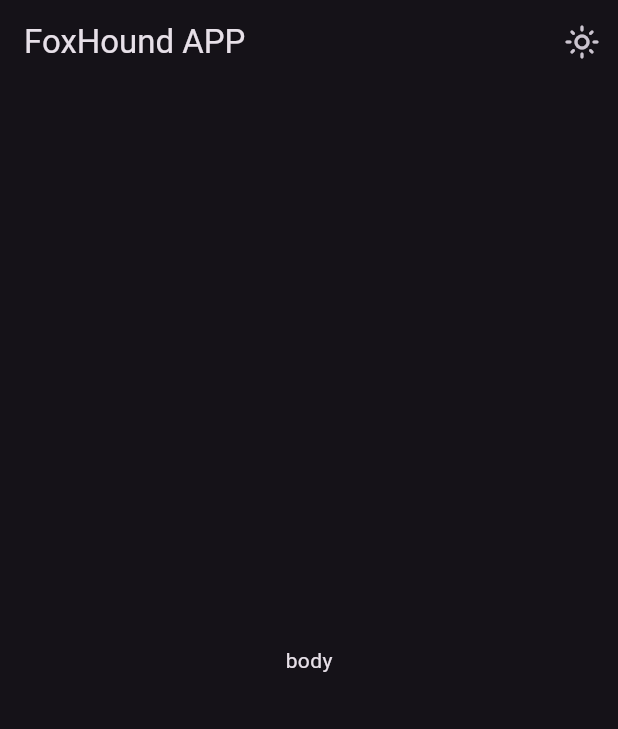
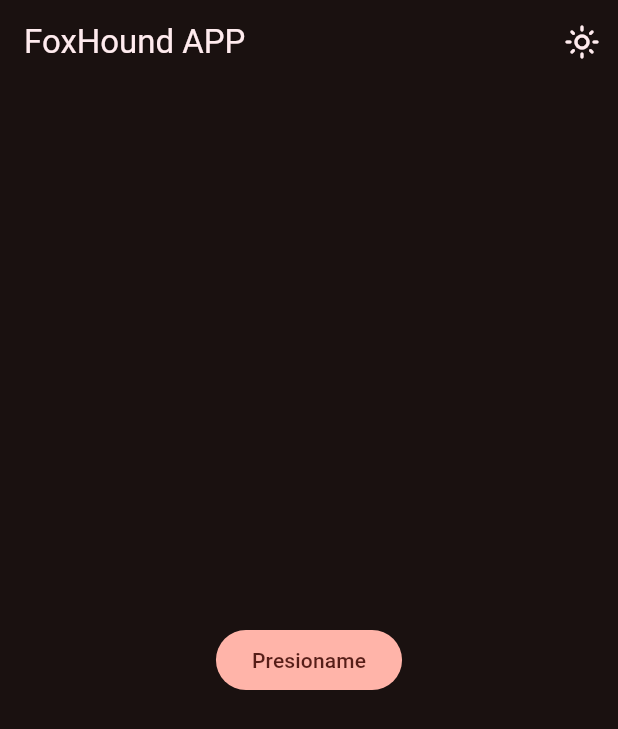
Before and after one commit to fullstackboss/2024_flutter_app01, a Flutter app: the screen it shows after launch, on a phone screen of 412 x 824 dp. Shown: the top 729 px of the screen. Run offline on Flutter 3.47's test engine with Material 3 defaults, Android fonts, the phone set to English and light mode, and no system bars.

Commit message:
Primera version OK

```diff
--- a/lib/components/botones/modobrillo.dart
+++ b/lib/components/botones/modobrillo.dart
@@ -19,6 +19,7 @@ class MyIconButtonMode extends StatelessWidget {
         modoBrilllo == Brightness.dark
             ? Icons.light_mode_outlined
             : Icons.dark_mode_outlined,
+        color: Theme.of(context).primaryColorLight,
       ),
     );
   }
--- a/lib/components/interfaces/appbar.dart
+++ b/lib/components/interfaces/appbar.dart
@@ -1,38 +1,36 @@
 import 'package:flutter/material.dart';
 import 'package:pruebas_limpio/components/botones/modobrillo.dart';
 
-class MyAppBar extends StatefulWidget implements PreferredSizeWidget {
-  const MyAppBar({super.key});
+class MyAppBar extends StatelessWidget implements PreferredSizeWidget {
+  final String titulo;
+  final Brightness modoBrillo;
+  final VoidCallback onPresiona;
+
+  const MyAppBar({
+    super.key,
+    required this.titulo,
+    required this.modoBrillo,
+    required this.onPresiona,
+  });
 
   @override
-  State<MyAppBar> createState() => _MyAppBarState();
+  Widget build(BuildContext context) {
+    return AppBar(
+      title: Text(
+        titulo,
+        style: TextStyle(color: Theme.of(context).primaryColorLight),
+      ), // Título de la barra de aplicación
+      backgroundColor: Theme.of(context).primaryColor,
+      actions: [
+        // Botón de cambio de modo claro/oscuro en la barra de aplicación
+        MyIconButtonMode(
+          modoBrilllo: modoBrillo,
+          presiona: onPresiona,
+        ),
+      ],
+    );
+  }
 
   @override
   Size get preferredSize => const Size.fromHeight(kToolbarHeight);
 }
-
-class _MyAppBarState extends State<MyAppBar> {
-  // Variable para controlar el brillo de la interfaz
-  Brightness modoBrilllo = Brightness.dark;
-  @override
-  Widget build(BuildContext context) {
-    return AppBar(
-      title: const Text('FoxHound APPs'),
-      backgroundColor: Theme.of(context).primaryColor,
-      actions: [
-        // Botón de cambio de modo claro/oscuro en la barra de aplicación
-        MyIconButtonMode(
-          modoBrilllo: modoBrilllo,
-          presiona: () {
-            setState(() {
-              // Cambia el brillo al presionar el botón de la barra de aplicación
-              modoBrilllo = modoBrilllo == Brightness.dark
-                  ? Brightness.light
-                  : Brightness.dark;
-            });
-          },
-        ),
-      ],
-    );
-  }
-}
--- a/lib/main.dart
+++ b/lib/main.dart
@@ -1,5 +1,5 @@
 import 'package:flutter/material.dart';
-import 'package:pruebas_limpio/components/botones/modobrillo.dart';
+import 'package:pruebas_limpio/components/interfaces/appbar.dart';
 
 void main() {
   runApp(const MyAplicacion());
@@ -22,26 +22,23 @@ class _MyAplicacionState extends State<MyAplicacion> {
       // Configuración de la aplicación
       home: Scaffold(
         // Barra de aplicación (AppBar)
-        appBar: AppBar(
-          title: const Text('FoxHound APP'), // Título de la barra de aplicación
-          actions: [
-            // Botón de cambio de modo claro/oscuro en la barra de aplicación
-            MyIconButtonMode(
-              modoBrilllo: modoBrilllo,
-              presiona: () {
+        appBar: MyAppBar(
+          titulo: 'FoxHound APP',
+          modoBrillo: modoBrilllo,
+          onPresiona: () {
             setState(() {
-                  // Cambia el brillo al presionar el botón de la barra de aplicación
               modoBrilllo = modoBrilllo == Brightness.dark
                   ? Brightness.light
                   : Brightness.dark;
             });
           },
         ),
-          ],
-        ),
         // Cuerpo de la pantalla
-        body: const Center(
-          child: Text('body'), // Contenido del cuerpo de la pantalla
+        body: Center(
+          child: FilledButton(
+              onPressed: () {},
+              child: const Text(
+                  'Presioname')), // Contenido del cuerpo de la pantalla
         ),
       ),
       // Configuración adicional de la aplicación
@@ -49,7 +46,10 @@ class _MyAplicacionState extends State<MyAplicacion> {
       theme: ThemeData(
         brightness: modoBrilllo,
         useMaterial3: true,
-          colorSchemeSeed: Colors.deepPurple),
+        colorSchemeSeed: Colors.red,
+        primaryColorLight: Colors.red.shade50,
+        primaryColorDark: Colors.red.shade900,
+      ),
     );
   }
 }
```
Lines whose indentation alone changed are shown as unchanged.
